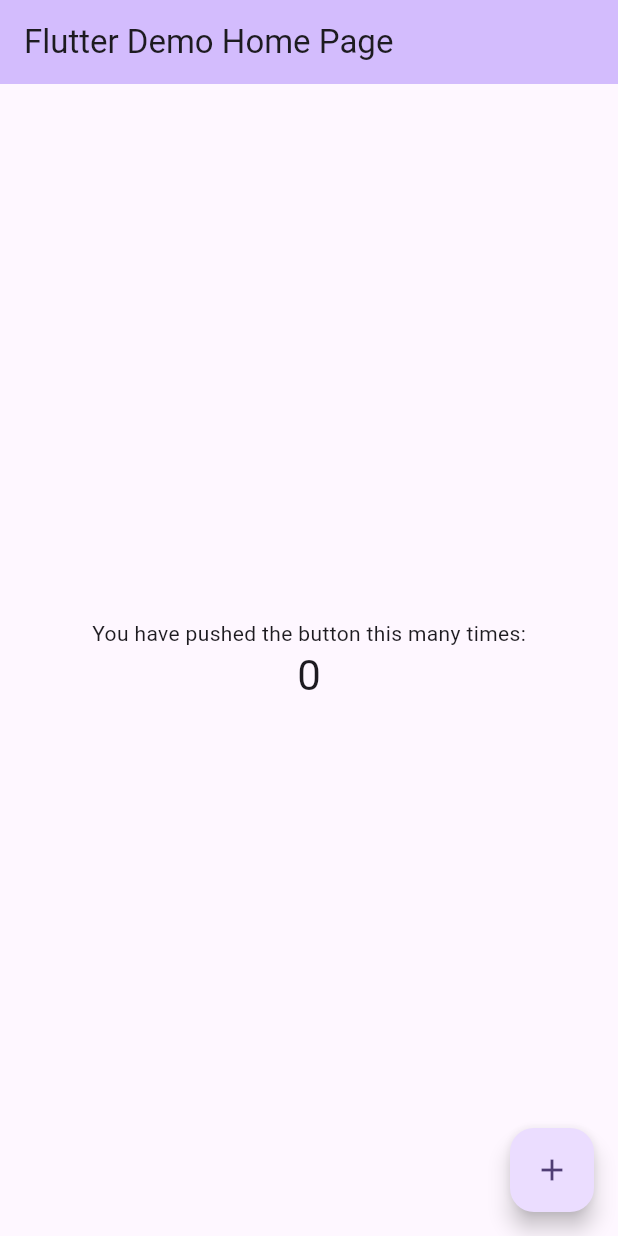
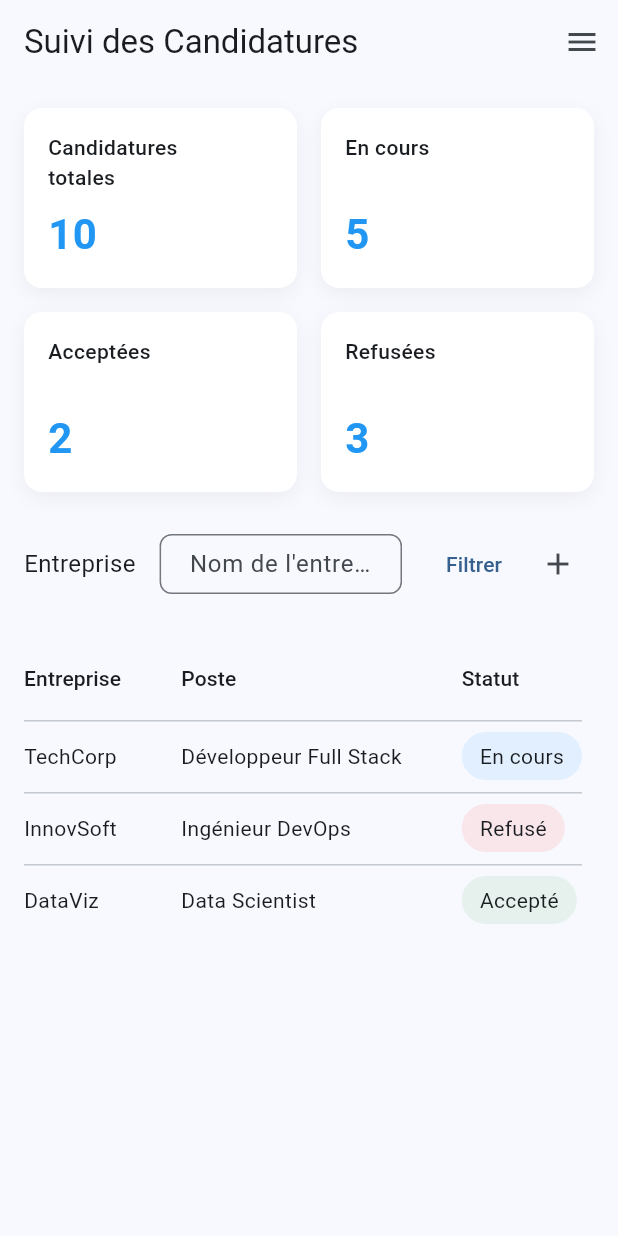
Before and after one commit to Job-App-Tracker-Efrei/flutter, a Flutter app: the screen it shows after launch, on a phone screen of 412 x 824 dp. Run offline on Flutter 3.47's test engine with Material 3 defaults, Android fonts, the phone set to English and light mode, and no system bars.

Commit message:
feat: add ui interface

```diff
--- a/lib/main.dart
+++ b/lib/main.dart
@@ -7,119 +7,202 @@
 class MyApp extends StatelessWidget {
   const MyApp({super.key});
 
-  // This widget is the root of your application.
   @override
   Widget build(BuildContext context) {
     return MaterialApp(
-      title: 'Flutter Demo',
+      title: 'Suivi des Candidatures',
       theme: ThemeData(
-        // This is the theme of your application.
-        //
-        // TRY THIS: Try running your application with "flutter run". You'll see
-        // the application has a purple toolbar. Then, without quitting the app,
-        // try changing the seedColor in the colorScheme below to Colors.green
-        // and then invoke "hot reload" (save your changes or press the "hot
-        // reload" button in a Flutter-supported IDE, or press "r" if you used
-        // the command line to start the app).
-        //
-        // Notice that the counter didn't reset back to zero; the application
-        // state is not lost during the reload. To reset the state, use hot
-        // restart instead.
-        //
-        // This works for code too, not just values: Most code changes can be
-        // tested with just a hot reload.
-        colorScheme: ColorScheme.fromSeed(seedColor: Colors.deepPurple),
+        colorScheme: ColorScheme.fromSeed(seedColor: Colors.blue),
         useMaterial3: true,
       ),
-      home: const MyHomePage(title: 'Flutter Demo Home Page'),
+      home: const SuiviCandidatures(),
     );
   }
 }
 
-class MyHomePage extends StatefulWidget {
-  const MyHomePage({super.key, required this.title});
-
-  // This widget is the home page of your application. It is stateful, meaning
-  // that it has a State object (defined below) that contains fields that affect
-  // how it looks.
-
-  // This class is the configuration for the state. It holds the values (in this
-  // case the title) provided by the parent (in this case the App widget) and
-  // used by the build method of the State. Fields in a Widget subclass are
-  // always marked "final".
-
-  final String title;
-
-  @override
-  State<MyHomePage> createState() => _MyHomePageState();
-}
-
-class _MyHomePageState extends State<MyHomePage> {
-  int _counter = 0;
-
-  void _incrementCounter() {
-    setState(() {
-      // This call to setState tells the Flutter framework that something has
-      // changed in this State, which causes it to rerun the build method below
-      // so that the display can reflect the updated values. If we changed
-      // _counter without calling setState(), then the build method would not be
-      // called again, and so nothing would appear to happen.
-      _counter++;
-    });
-  }
+class SuiviCandidatures extends StatelessWidget {
+  const SuiviCandidatures({super.key});
 
   @override
   Widget build(BuildContext context) {
-    // This method is rerun every time setState is called, for instance as done
-    // by the _incrementCounter method above.
-    //
-    // The Flutter framework has been optimized to make rerunning build methods
-    // fast, so that you can just rebuild anything that needs updating rather
-    // than having to individually change instances of widgets.
     return Scaffold(
       appBar: AppBar(
-        // TRY THIS: Try changing the color here to a specific color (to
-        // Colors.amber, perhaps?) and trigger a hot reload to see the AppBar
-        // change color while the other colors stay the same.
-        backgroundColor: Theme.of(context).colorScheme.inversePrimary,
-        // Here we take the value from the MyHomePage object that was created by
-        // the App.build method, and use it to set our appbar title.
-        title: Text(widget.title),
+        title: const Text('Suivi des Candidatures'),
+        actions: [
+          IconButton(
+            icon: const Icon(Icons.menu),
+            onPressed: () {},
+          ),
+        ],
       ),
-      body: Center(
-        // Center is a layout widget. It takes a single child and positions it
-        // in the middle of the parent.
-        child: Column(
-          // Column is also a layout widget. It takes a list of children and
-          // arranges them vertically. By default, it sizes itself to fit its
-          // children horizontally, and tries to be as tall as its parent.
-          //
-          // Column has various properties to control how it sizes itself and
-          // how it positions its children. Here we use mainAxisAlignment to
-          // center the children vertically; the main axis here is the vertical
-          // axis because Columns are vertical (the cross axis would be
-          // horizontal).
-          //
-          // TRY THIS: Invoke "debug painting" (choose the "Toggle Debug Paint"
-          // action in the IDE, or press "p" in the console), to see the
-          // wireframe for each widget.
-          mainAxisAlignment: MainAxisAlignment.center,
-          children: <Widget>[
-            const Text(
-              'You have pushed the button this many times:',
-            ),
-            Text(
-              '$_counter',
-              style: Theme.of(context).textTheme.headlineMedium,
-            ),
-          ],
+      body: SingleChildScrollView(
+        child: Padding(
+          padding: const EdgeInsets.all(16.0),
+          child: Column(
+            crossAxisAlignment: CrossAxisAlignment.start,
+            children: [
+              // Cartes de statistiques
+              const Wrap(
+                spacing: 16,
+                runSpacing: 16,
+                children: [
+                  StatCard(title: 'Candidatures\ntotales', value: '10'),
+                  StatCard(title: 'En cours', value: '5'),
+                  StatCard(title: 'Acceptées', value: '2'),
+                  StatCard(title: 'Refusées', value: '3'),
+                ],
+              ),
+              const SizedBox(height: 24),
+              // Barre de recherche
+              Row(
+                children: [
+                  const Text('Entreprise',
+                    style: TextStyle(fontSize: 16),
+                  ),
+                  const SizedBox(width: 16),
+                  Expanded(
+                    child: SizedBox(
+                      height: 40,
+                      child: TextField(
+                        decoration: InputDecoration(
+                          hintText: 'Nom de l\'entreprise',
+                          border: OutlineInputBorder(
+                            borderRadius: BorderRadius.circular(8),
+                          ),
+                          contentPadding: const EdgeInsets.symmetric(horizontal: 16),
+                        ),
+                      ),
+                    ),
+                  ),
+                  const SizedBox(width: 16),
+                  TextButton(
+                    onPressed: () {},
+                    child: const Text('Filtrer'),
+                  ),
+                  IconButton(
+                    icon: const Icon(Icons.add),
+                    onPressed: () {},
+                  ),
+                ],
+              ),
+              const SizedBox(height: 24),
+              // Tableau
+              SingleChildScrollView(
+                scrollDirection: Axis.horizontal,
+                child: DataTable(
+                  horizontalMargin: 0,
+                  columnSpacing: 40,
+                  columns: const [
+                    DataColumn(label: Text('Entreprise')),
+                    DataColumn(label: Text('Poste')),
+                    DataColumn(label: Text('Statut')),
+                  ],
+                  rows: [
+                    DataRow(cells: [
+                      const DataCell(Text('TechCorp')),
+                      const DataCell(Text('Développeur Full Stack')),
+                      DataCell(
+                        Container(
+                          padding: const EdgeInsets.symmetric(horizontal: 12, vertical: 6),
+                          decoration: BoxDecoration(
+                            color: Colors.blue.withOpacity(0.1),
+                            borderRadius: BorderRadius.circular(16),
+                          ),
+                          child: const Text('En cours'),
+                        ),
+                      ),
+                    ]),
+                    DataRow(cells: [
+                      const DataCell(Text('InnovSoft')),
+                      const DataCell(Text('Ingénieur DevOps')),
+                      DataCell(
+                        Container(
+                          padding: const EdgeInsets.symmetric(horizontal: 12, vertical: 6),
+                          decoration: BoxDecoration(
+                            color: Colors.red.withOpacity(0.1),
+                            borderRadius: BorderRadius.circular(16),
+                          ),
+                          child: const Text('Refusé'),
+                        ),
+                      ),
+                    ]),
+                    DataRow(cells: [
+                      const DataCell(Text('DataViz')),
+                      const DataCell(Text('Data Scientist')),
+                      DataCell(
+                        Container(
+                          padding: const EdgeInsets.symmetric(horizontal: 12, vertical: 6),
+                          decoration: BoxDecoration(
+                            color: Colors.green.withOpacity(0.1),
+                            borderRadius: BorderRadius.circular(16),
+                          ),
+                          child: const Text('Accepté'),
+                        ),
+                      ),
+                    ]),
+                  ],
+                ),
+              ),
+            ],
+          ),
         ),
       ),
-      floatingActionButton: FloatingActionButton(
-        onPressed: _incrementCounter,
-        tooltip: 'Increment',
-        child: const Icon(Icons.add),
-      ), // This trailing comma makes auto-formatting nicer for build methods.
     );
   }
 }
+
+class StatCard extends StatelessWidget {
+  final String title;
+  final String value;
+
+  const StatCard({
+    super.key,
+    required this.title,
+    required this.value,
+  });
+
+  @override
+  Widget build(BuildContext context) {
+    return Container(
+      width: MediaQuery.of(context).size.width / 2 - 24,
+      height: 120, // Hauteur fixe pour toutes les cards
+      padding: const EdgeInsets.all(16),
+      decoration: BoxDecoration(
+        color: Colors.white,
+        borderRadius: BorderRadius.circular(12),
+        boxShadow: [
+          BoxShadow(
+            color: Colors.black.withOpacity(0.05),
+            blurRadius: 10,
+            offset: const Offset(0, 4),
+          ),
+        ],
+      ),
+      child: Column(
+        crossAxisAlignment: CrossAxisAlignment.start,
+        mainAxisSize: MainAxisSize.min,
+        children: [
+          Container(
+            height: 40, // Hauteur fixe pour la zone de titre
+            child: Text(
+              title,
+              style: const TextStyle(
+                fontSize: 14,
+                fontWeight: FontWeight.w500,
+              ),
+            ),
+          ),
+          const SizedBox(height: 8),
+          Text(
+            value,
+            style: const TextStyle(
+              fontSize: 28,
+              fontWeight: FontWeight.bold,
+              color: Colors.blue,
+            ),
+          ),
+        ],
+      ),
+    );
+  }
+}
```
